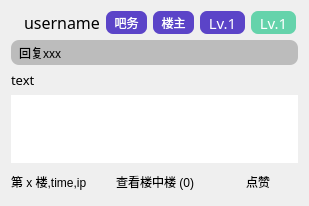
clb-128258/TiebaDesktop, file src/resf/comment_view.ui: the form before one commit.
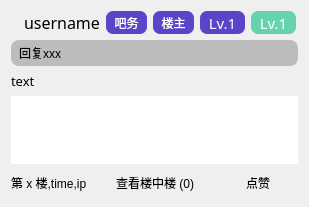
The form after the commit.

Commit message: (add) dark style mode

```diff
--- a/src/resf/comment_view.ui
+++ b/src/resf/comment_view.ui
@@ -13,10 +13,6 @@
   <property name="windowTitle">
    <string>楼层详情</string>
   </property>
-  <property name="styleSheet">
-   <string notr="true">QWidget{font-family: &quot;微软雅黑&quot;;}
-</string>
-  </property>
   <layout class="QGridLayout" name="gridLayout_2">
    <item row="3" column="0">
     <layout class="QHBoxLayout" name="horizontalLayout_2">
@@ -322,13 +318,13 @@
        <property name="minimumSize">
         <size>
          <width>0</width>
-         <height>0</height>
+         <height>26</height>
         </size>
        </property>
        <property name="maximumSize">
         <size>
          <width>16777215</width>
-         <height>25</height>
+         <height>26</height>
         </size>
        </property>
        <property name="styleSheet">
@@ -339,6 +335,7 @@
     padding-right: 5px; 
     padding-bottom: 4px;
     padding-left: 5px;
+	color: black;
 }
 </string>
        </property>
```
The commit also changes 114 other files.
